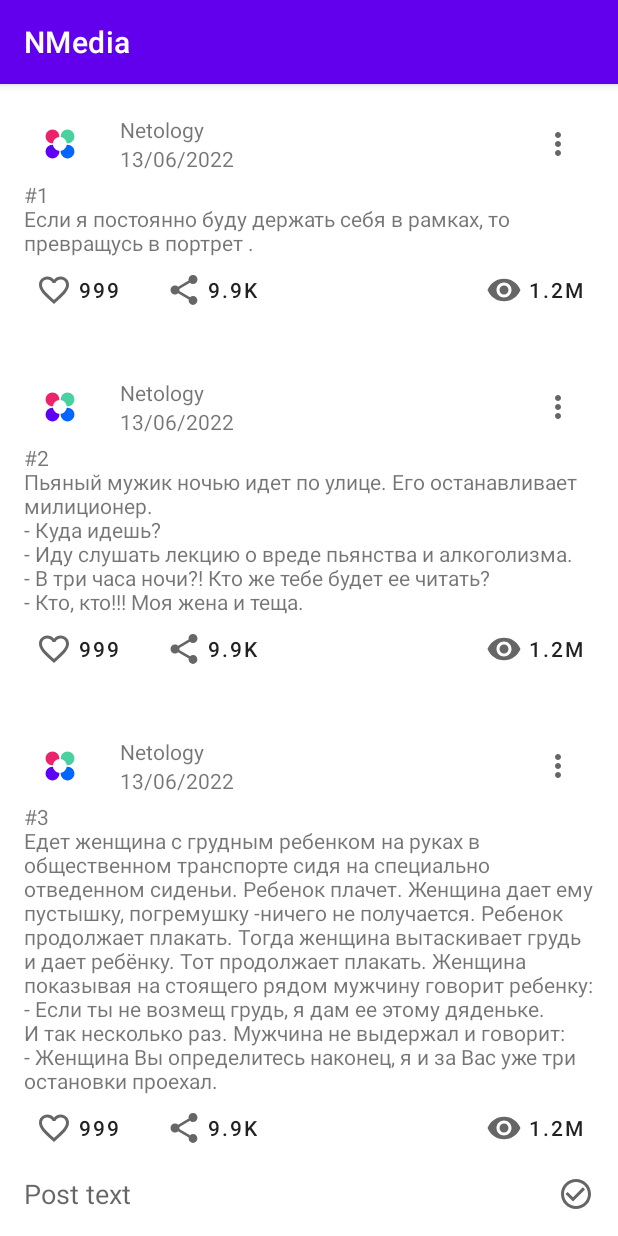
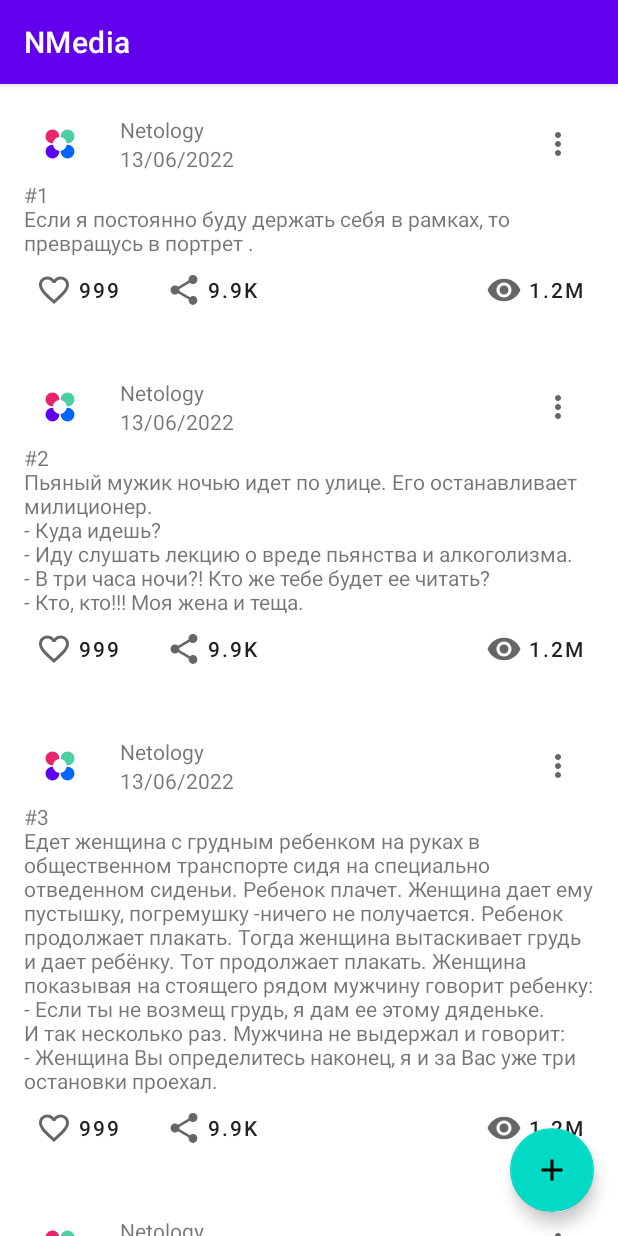
Before and after one commit to BorsukVV/diplom, an Android app: the screen it shows after launch (PostListItemActivity), after a tap on "SEE CONTENT", on a phone screen of 412 x 824 dp. Run offline under Robolectric (Android 15) with nearby library versions, the phone set to English and light mode, and no system bars.

Commit message:
Navigate between activity

```diff
--- a/app/src/main/java/ru/netology/nmedia/MainActivity.kt
+++ b/app/src/main/java/ru/netology/nmedia/MainActivity.kt
@@ -4,6 +4,7 @@ import android.content.Intent
 import android.os.Bundle
 import android.widget.Button
 import androidx.appcompat.app.AppCompatActivity
+import ru.netology.nmedia.activity.PostListItemActivity
 
 class MainActivity : AppCompatActivity() {
     override fun onCreate(savedInstanceState: Bundle?) {
--- a/app/src/main/java/ru/netology/nmedia/PostListItemActivity.kt
+++ /dev/null
@@ -1,63 +0,0 @@
-package ru.netology.nmedia
-
-import android.os.Bundle
-import android.view.View
-import androidx.activity.viewModels
-import androidx.appcompat.app.AppCompatActivity
-import ru.netology.nmedia.adapter.PostsAdapter
-import ru.netology.nmedia.databinding.PostListItemBinding
-import ru.netology.nmedia.util.hideKeyboard
-import ru.netology.nmedia.util.showKeyboard
-import ru.netology.nmedia.viewModel.PostViewModel
-
-open class PostListItemActivity : AppCompatActivity() {
-    private val viewModel by viewModels<PostViewModel>()
-    override fun onCreate(savedInstanceState: Bundle?) {
-        super.onCreate(savedInstanceState)
-        setContentView(R.layout.post_list_item)
-        val binding = PostListItemBinding.inflate(layoutInflater)
-        setContentView(binding.root)
-
-        val adapter = PostsAdapter(viewModel)
-
-        binding.PostsRecyclerView.adapter = adapter
-
-        viewModel.data.observe(this) { posts ->
-            adapter.submitList(posts)
-        }
-
-        binding.saveButton.setOnClickListener {
-
-            with(binding.contentEditText) {
-                val content = text.toString()
-                viewModel.onSaveButtonClicked(content)
-            }
-        }
-
-        binding.includeEditField.postEditCancelIcon.setOnClickListener {
-            viewModel.onCancelClicked(
-                binding.includeEditField.content.toString()
-            )
-        }
-
-        viewModel.currentPost.observe(this) { currentPost ->
-            with(binding.contentEditText) {
-                val content = currentPost?.text
-                setText(content)
-                binding.includeEditField.content.text = content
-
-                if (content != null) {
-                    requestFocus()
-                    setSelection(content.length)
-                    showKeyboard()
-                    binding.includeEditField.postEditGroup.visibility = View.VISIBLE
-                } else {
-                    clearFocus()
-                    hideKeyboard()
-                    binding.includeEditField.postEditGroup.visibility = View.GONE
-                }
-            }
-
-        }
-    }
-}
--- /dev/null
+++ b/app/src/main/java/ru/netology/nmedia/activity/PostListItemActivity.kt
@@ -0,0 +1,65 @@
+package ru.netology.nmedia.activity
+
+import android.content.Intent
+import android.os.Bundle
+import androidx.activity.viewModels
+import androidx.appcompat.app.AppCompatActivity
+import ru.netology.nmedia.R
+import ru.netology.nmedia.adapter.PostsAdapter
+import ru.netology.nmedia.databinding.PostListItemBinding
+import ru.netology.nmedia.viewModel.PostViewModel
+
+open class PostListItemActivity : AppCompatActivity() {
+    private val viewModel by viewModels<PostViewModel>()
+    override fun onCreate(savedInstanceState: Bundle?) {
+        super.onCreate(savedInstanceState)
+        setContentView(R.layout.post_list_item)
+        val binding = PostListItemBinding.inflate(layoutInflater)
+        setContentView(binding.root)
+
+        val adapter = PostsAdapter(viewModel)
+
+        binding.PostsRecyclerView.adapter = adapter
+
+        viewModel.data.observe(this) { posts ->
+            adapter.submitList(posts)
+        }
+
+        binding.fab.setOnClickListener {
+            viewModel.onAddClicked(null)
+        }
+
+        viewModel.sharePostContent.observe(this) { postContent ->
+            val intent = Intent().apply {
+                action = Intent.ACTION_SEND
+                putExtra(Intent.EXTRA_TEXT, postContent)
+                type = "text/plain"
+            }
+            val shareIntent = Intent.createChooser(intent, getString(R.string.chooser_share_post))
+            startActivity(shareIntent)
+        }
+
+        viewModel.editPostContent.observe(this) {
+            val textForEdit = viewModel.currentPost.value?.text
+            println(textForEdit)
+            getDataFromPostContentActivity(textForEdit)
+
+        }
+        getDataFromPostContentActivity("don't worry")
+
+    }
+
+    fun getDataFromPostContentActivity(textForSend: String? = "Введите текст поста") {
+        val postContentActivityLauncher = registerForActivityResult(
+            PostContentActivity.ResultContract
+        ) { postContent ->
+            postContent ?: return@registerForActivityResult
+            viewModel.onSaveButtonClicked(postContent)
+        }
+
+        viewModel.navigateToPostContentScreenEvent.observe(this) {
+            postContentActivityLauncher.launch(textForSend)
+        }
+    }
+
+}
--- a/app/src/main/java/ru/netology/nmedia/adapter/PostsAdapter.kt
+++ b/app/src/main/java/ru/netology/nmedia/adapter/PostsAdapter.kt
@@ -35,6 +35,7 @@ internal class PostsAdapter(
                         }
                         R.id.edit -> {
                             listener.onEditClicked(post)
+
                             true
                         }
                         else -> false
--- a/app/src/main/java/ru/netology/nmedia/data/impl/InMemoryPostRepository.kt
+++ b/app/src/main/java/ru/netology/nmedia/data/impl/InMemoryPostRepository.kt
@@ -43,7 +43,7 @@ class InMemoryPostRepository : PostRepository {
     override fun share(postID: Long) {
 
         data.value = posts.map {
-            print("0")
+//            print("0")
             if (it.id != postID) it
             else {
                 it.copy(
--- /dev/null
+++ b/app/src/main/java/ru/netology/nmedia/util/SingleLiveEvent.kt
@@ -0,0 +1,68 @@
+package ru.netology.nmedia.util
+
+/*
+ *  Copyright 2017 Google Inc.
+ *
+ *  Licensed under the Apache License, Version 2.0 (the "License");
+ *  you may not use this file except in compliance with the License.
+ *  You may obtain a copy of the License at
+ *
+ *      http://www.apache.org/licenses/LICENSE-2.0
+ *
+ *  Unless required by applicable law or agreed to in writing, software
+ *  distributed under the License is distributed on an "AS IS" BASIS,
+ *  WITHOUT WARRANTIES OR CONDITIONS OF ANY KIND, either express or implied.
+ *  See the License for the specific language governing permissions and
+ *  limitations under the License.
+ */
+
+import android.util.Log
+import androidx.annotation.MainThread
+import androidx.lifecycle.LifecycleOwner
+import androidx.lifecycle.MutableLiveData
+import androidx.lifecycle.Observer
+import java.util.concurrent.atomic.AtomicBoolean
+
+/**
+ * A lifecycle-aware observable that sends only new updates after subscription, used for events like
+ * navigation and Snackbar messages.
+ *
+ *
+ * This avoids a common problem with events: on configuration change (like rotation) an update
+ * can be emitted if the observer is active. This LiveData only calls the observable if there's an
+ * explicit call to setValue() or call().
+ *
+ *
+ * Note that only one observer is going to be notified of changes.
+ */
+class SingleLiveEvent<T> : MutableLiveData<T>() {
+    private val pending = AtomicBoolean(false)
+    @MainThread
+    override fun observe(owner: LifecycleOwner, observer: Observer<in T>) {
+        if (hasActiveObservers()) {
+            Log.w(TAG, "Multiple observers registered but only one will be notified of changes.")
+        }
+        // Observe the internal MutableLiveData
+        super.observe(owner, Observer { t ->
+            if (pending.compareAndSet(true, false)) {
+                observer.onChanged(t)
+            }
+        })
+    }
+
+    @MainThread
+    override fun setValue(t: T?) {
+        pending.set(true)
+        super.setValue(t)
+    }
+    /**
+     * Used for cases where T is Void, to make calls cleaner.
+     */
+    @MainThread
+    fun call() {
+        value = null
+    }
+    companion object {
+        private val TAG = "SingleLiveEvent"
+    }
+}
--- a/app/src/main/java/ru/netology/nmedia/viewModel/PostViewModel.kt
+++ b/app/src/main/java/ru/netology/nmedia/viewModel/PostViewModel.kt
@@ -6,10 +6,17 @@ import ru.netology.nmedia.Post
 import ru.netology.nmedia.adapter.PostInterActionListener
 import ru.netology.nmedia.data.PostRepository
 import ru.netology.nmedia.data.impl.InMemoryPostRepository
+import ru.netology.nmedia.util.SingleLiveEvent
 
 class PostViewModel : ViewModel(), PostInterActionListener {
     private val repository: PostRepository = InMemoryPostRepository()
     val data by repository::data
+
+    val sharePostContent = SingleLiveEvent<String>()
+
+    val editPostContent = SingleLiveEvent<String>()
+
+    val navigateToPostContentScreenEvent = SingleLiveEvent<Unit>()
 
     val currentPost = MutableLiveData<Post?>(null)
 
@@ -34,17 +41,26 @@ class PostViewModel : ViewModel(), PostInterActionListener {
         currentPost.value = null
     }
 
+    fun onAddClicked(post: Post?) {
+        navigateToPostContentScreenEvent.call()
+    }
 
     //region PostInterActionListener
 
     override fun onLikeClicked(post: Post) = repository.like(post.id)
 
-    override fun onShareClicked(post: Post) = repository.share(post.id)
+    override fun onShareClicked(post: Post) {
+        repository.share(post.id)
+        sharePostContent.value = post.text
+    }
 
     override fun onRemoveClicked(post: Post) = repository.delete(post.id)
 
     override fun onEditClicked(post: Post) {
+
         currentPost.value = post
+        editPostContent.value = post.text
+
     }
 
     fun onCancelClicked(content: String) {
@@ -52,5 +68,6 @@ class PostViewModel : ViewModel(), PostInterActionListener {
         return
     }
 
+
     //endregion
 }
--- /dev/null
+++ b/app/src/main/res/drawable/ic_add_24dp.xml
@@ -0,0 +1,10 @@
+<vector xmlns:android="http://schemas.android.com/apk/res/android"
+    android:width="24dp"
+    android:height="24dp"
+    android:viewportWidth="24"
+    android:viewportHeight="24"
+    android:tint="?attr/colorControlNormal">
+  <path
+      android:fillColor="@android:color/white"
+      android:pathData="M19,13h-6v6h-2v-6H5v-2h6V5h2v6h6v2z"/>
+</vector>
--- a/app/src/main/res/layout/post_list_item.xml
+++ b/app/src/main/res/layout/post_list_item.xml
@@ -10,54 +10,18 @@
     <androidx.recyclerview.widget.RecyclerView
         android:id="@+id/PostsRecyclerView"
         android:layout_width="match_parent"
-        android:layout_height="0dp"
+        android:layout_height="match_parent"
         app:layoutManager="androidx.recyclerview.widget.LinearLayoutManager"
-        app:layout_constraintBottom_toTopOf="@id/includeEditField"
-        app:layout_constraintTop_toTopOf="parent"
         tools:listitem="@layout/post" />
 
-    <androidx.constraintlayout.widget.Barrier
-        android:id="@+id/newPostBarrier"
-        android:layout_width="match_parent"
-        android:layout_height="0dp"
-        app:barrierDirection="bottom"
-        app:constraint_referenced_ids="" />
-
-    <EditText
-        android:id="@+id/contentEditText"
-        android:layout_width="0dp"
-        android:layout_height="wrap_content"
-        android:background="@android:color/transparent"
-        android:hint="@string/post_text"
-        android:importantForAutofill="no"
-        android:inputType="textMultiLine"
-        android:padding="@dimen/common_spacing"
-        app:layout_constraintBottom_toBottomOf="parent"
-        app:layout_constraintEnd_toStartOf="@id/saveButton"
-        app:layout_constraintStart_toStartOf="parent"
-        app:layout_constraintTop_toBottomOf="@+id/newPostBarrier" />
-
-    <ImageButton
-        android:id="@+id/saveButton"
+    <com.google.android.material.floatingactionbutton.FloatingActionButton
+        android:id="@+id/fab"
         android:layout_width="wrap_content"
         android:layout_height="wrap_content"
-        android:layout_marginEnd="@dimen/common_spacing"
-        android:background="@android:color/transparent"
-        android:src="@drawable/ic_save_button_24dp"
-        app:layout_constraintBottom_toBottomOf="@+id/contentEditText"
         app:layout_constraintEnd_toEndOf="parent"
-        app:layout_constraintStart_toEndOf="@id/contentEditText"
-        app:layout_constraintTop_toTopOf="@+id/contentEditText" />
-
-    <include
-        android:id="@+id/includeEditField"
-        layout="@layout/edit_field"
-        android:layout_width="match_parent"
-        android:layout_height="wrap_content"
-        app:layout_constraintBottom_toBottomOf="@id/newPostBarrier"
-        app:layout_constraintTop_toBottomOf="@+id/PostsRecyclerView">
-
-    </include>
-
+        app:layout_constraintBottom_toBottomOf="parent"
+        android:contentDescription="@string/add_post"
+        android:layout_margin="@dimen/common_spacing"
+        android:src="@drawable/ic_add_24dp"/>
 
 </androidx.constraintlayout.widget.ConstraintLayout>
--- a/app/src/main/res/values/strings.xml
+++ b/app/src/main/res/values/strings.xml
@@ -13,4 +13,7 @@
     <string name="post_text">Post text</string>
     <string name="edit">Edit</string>
     <string name="edit_title">Edit mode</string>
+    <string name="chooser_share_post">Share_post</string>
+    <string name="description_post_save">Save</string>
+    <string name="add_post">Add post</string>
 </resources>
--- a/build.gradle
+++ b/build.gradle
@@ -6,7 +6,7 @@ buildscript {
     }
     dependencies {
         classpath "com.android.tools.build:gradle:7.0.3"
-        classpath "org.jetbrains.kotlin:kotlin-gradle-plugin:1.5.31"
+        classpath 'org.jetbrains.kotlin:kotlin-gradle-plugin:1.6.10'
 
         // NOTE: Do not place your application dependencies here; they belong
         // in the individual module build.gradle files
```
Also changed, not shown: app/src/main/AndroidManifest.xml (+17 -2 lines), app/src/main/java/ru/netology/nmedia/activity/IntentHandlerActivity.kt (added, +24 -0 lines), app/src/main/java/ru/netology/nmedia/activity/PostContentActivity.kt (added, +56 -0 lines), app/src/main/res/drawable/ic_ok_24dp.xml (added, +10 -0 lines), app/src/main/res/layout/intent_handler_activity.xml (added, +7 -0 lines), app/src/main/res/layout/post_content_activity.xml (added, +32 -0 lines), 1 other file.
